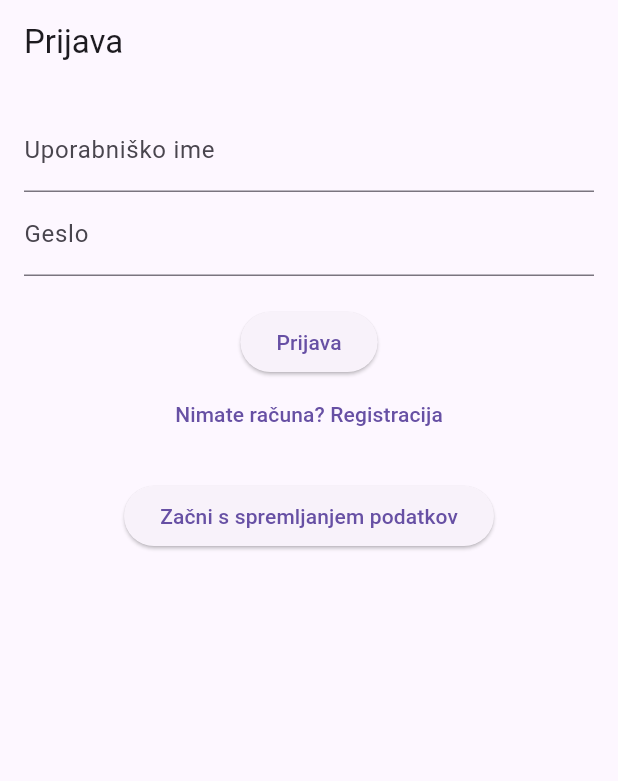
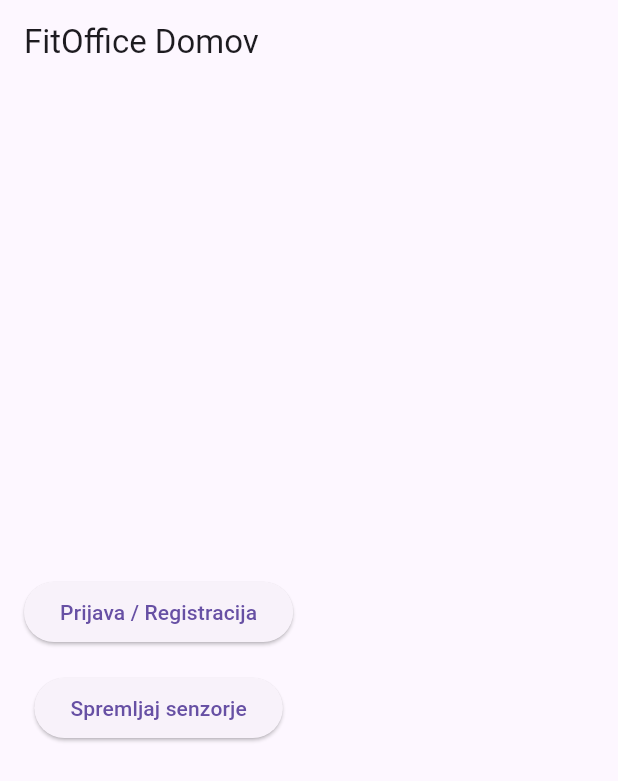
Before and after one commit to ErikHostnik/Zdravo-ivljenje-v-podjetju, a Flutter app: the screen it shows after launch, on a phone screen of 412 x 824 dp. Shown: the top 781 px of the screen. Run offline on Flutter 3.47's test engine with Material 3 defaults, Android fonts, the phone set to English and light mode, and no system bars; our stand-ins replace geolocator, pedometer; missing offline and left inert: mqtt_client.

Commit message:
ZDRAV-41 Implementacija stetja korakov z knjiznico pedometer in priprava home page ter optimizacija senzorjev

```diff
--- /dev/null
+++ b/frontend/app/mobile_app/lib/home.dart
@@ -0,0 +1,29 @@
+import 'package:flutter/material.dart';
+
+class HomePage extends StatelessWidget {
+  const HomePage({super.key});
+
+  @override
+  Widget build(BuildContext context) {
+    return Scaffold(
+      appBar: AppBar(title: const Text('FitOffice Domov')),
+      body: Padding(
+        padding: const EdgeInsets.all(16),
+        child: Column(
+          mainAxisAlignment: MainAxisAlignment.center,
+          children: [
+            ElevatedButton(
+              onPressed: () => Navigator.pushNamed(context, '/login'),
+              child: const Text('Prijava / Registracija'),
+            ),
+            const SizedBox(height: 16),
+            ElevatedButton(
+              onPressed: () => Navigator.pushNamed(context, '/sensor'),
+              child: const Text('Spremljaj senzorje'),
+            ),
+          ],
+        ),
+      ),
+    );
+  }
+}
--- a/frontend/app/mobile_app/lib/login_register.dart
+++ b/frontend/app/mobile_app/lib/login_register.dart
@@ -82,14 +82,6 @@ class _LoginRegisterPageState extends State<LoginRegisterPage> {
               },
               child: Text(isLogin ? 'Nimate računa? Registracija' : 'Imate račun? Prijava'),
             ),
-            const SizedBox(height: 20),
-            ElevatedButton(
-              onPressed: () {
-                // Preusmeri na stran za MQTT senzorje
-                Navigator.pushNamed(context, '/sensor');
-              },
-              child: const Text('Začni s spremljanjem podatkov'),
-            ),
           ],
         ),
       ),
--- a/frontend/app/mobile_app/lib/main.dart
+++ b/frontend/app/mobile_app/lib/main.dart
@@ -1,5 +1,6 @@
 import 'package:flutter/material.dart';
-import 'sensor_mqtt.dart';  // Uvoz strani za MQTT zajemanje podatkov
+import 'home.dart';
+import 'sensor_mqtt.dart';
 import 'login_register.dart';
 
 void main() {
@@ -19,11 +20,12 @@
           brightness: Brightness.light,
           primary: const Color(0xFF6750A4),
           secondary: const Color(0xFF03DAC6),
-          inversePrimary: const Color(0xFFBB86FC),
         ),
       ),
-      home: const LoginRegisterPage(),  // Zamenjajte z glavno stranjo, če želite
+      initialRoute: '/',
       routes: {
+        '/': (context) => const HomePage(),
+        '/login': (context) => const LoginRegisterPage(),
         '/sensor': (context) => const SensorMQTTPage(),
       },
     );
--- a/frontend/app/mobile_app/pubspec.yaml
+++ b/frontend/app/mobile_app/pubspec.yaml
@@ -12,6 +12,8 @@ dependencies:
   mqtt_client: ^10.0.0
   geolocator: ^11.0.0
   sensors_plus: ^3.0.3
+  pedometer: ^4.0.1
+
 
   http: ^1.0.0
 
```
Also changed, not shown: frontend/app/mobile_app/lib/sensor_mqtt.dart (+67 -30 lines), frontend/app/mobile_app/pubspec.lock, 1 other file.
